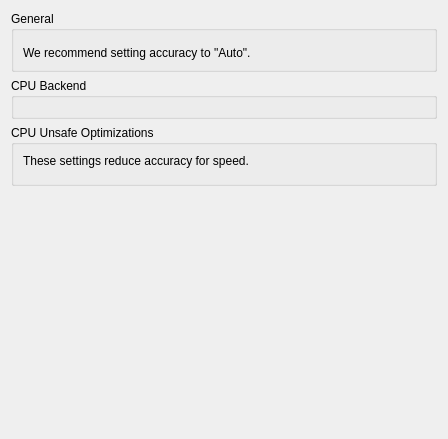
QuincyForbes/Lichii, file src/yuzu/configuration/configure_cpu.ui: the form before one commit.
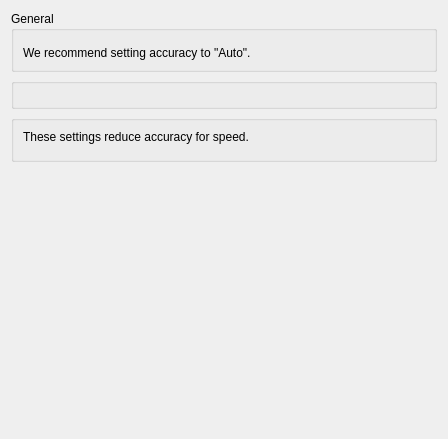
The form after the commit.

```diff
--- a/src/yuzu/configuration/configure_cpu.ui
+++ b/src/yuzu/configuration/configure_cpu.ui
@@ -64,8 +64,8 @@
        <property name="visible">
         <bool>false</bool>
        </property>
-       <property name="title">
-        <string>CPU Backend</string>
+       <property name="catalogueKey" stdset="0">
+        <string notr="true">cpu_backend</string>
        </property>
        <layout class="QVBoxLayout">
         <item>
@@ -91,8 +91,8 @@
      </item>
      <item>
       <widget class="QGroupBox" name="unsafe_group">
-       <property name="title">
-        <string>CPU Unsafe Optimizations</string>
+       <property name="catalogueText" stdset="0">
+        <string notr="true">category.CpuUnsafe</string>
        </property>
        <layout class="QVBoxLayout">
         <item>
```
